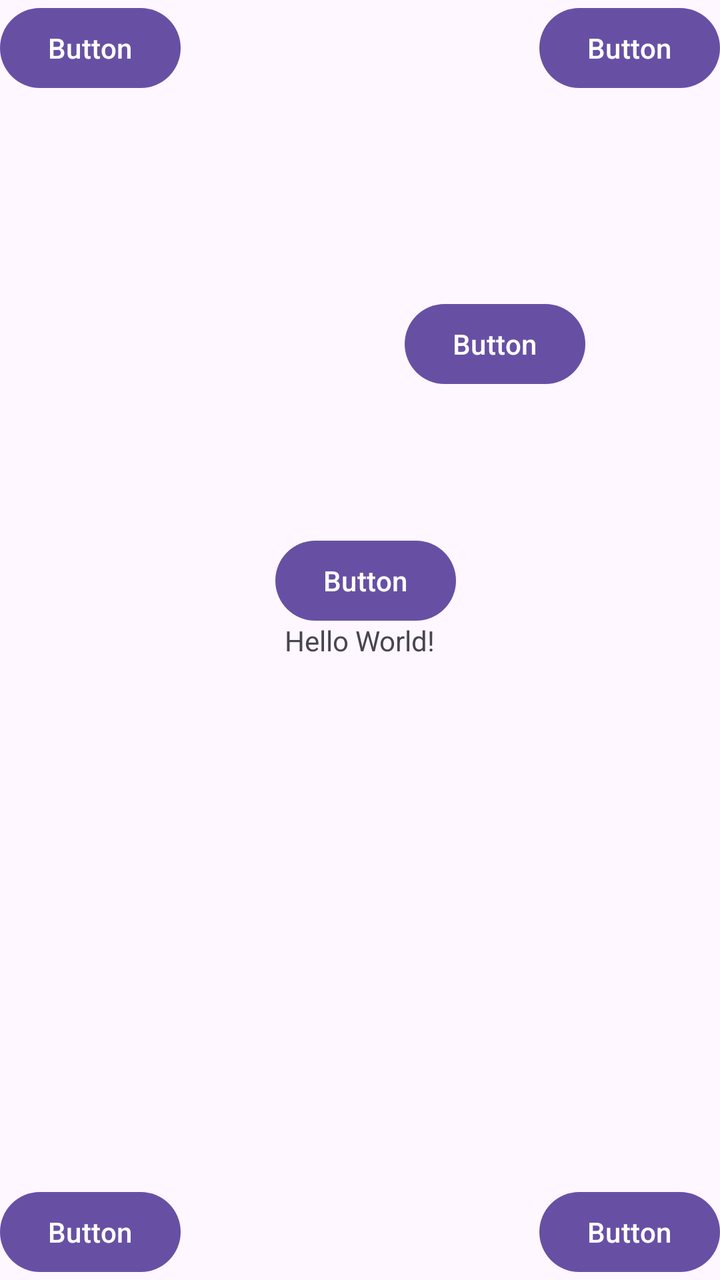
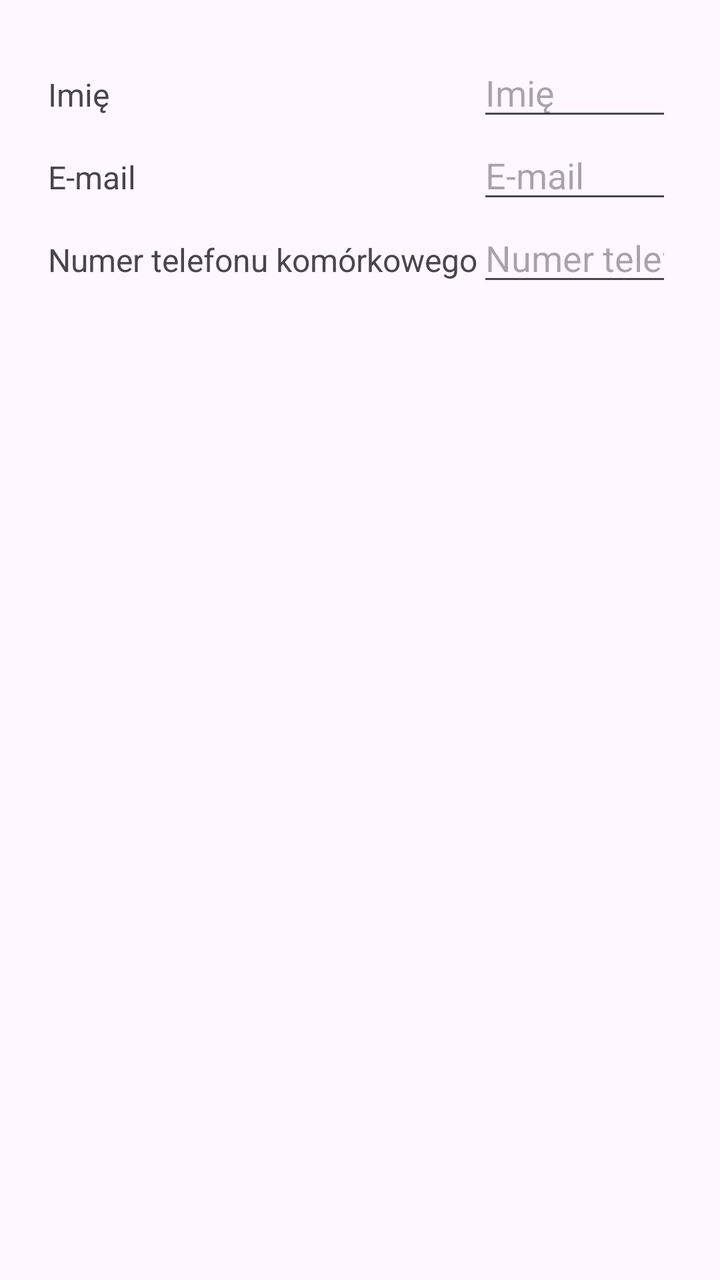

Screens rendered from an Android XML layout before and after an edit, with the pre-edit source and the edit as a unified diff.
<!-- AndroidManifest.xml: application theme Theme.ConstraintLayout -->
<!-- res/layout/activity_main.xml -->
<?xml version="1.0" encoding="utf-8"?>
<androidx.constraintlayout.widget.ConstraintLayout xmlns:android="http://schemas.android.com/apk/res/android"
    xmlns:app="http://schemas.android.com/apk/res-auto"
    xmlns:tools="http://schemas.android.com/tools"
    android:id="@+id/main"
    android:layout_width="match_parent"
    android:layout_height="match_parent"
    tools:context=".MainActivity">

    <TextView
        android:layout_width="wrap_content"
        android:layout_height="wrap_content"
        android:text="Hello World!"
        app:layout_constraintBottom_toBottomOf="parent"
        app:layout_constraintEnd_toEndOf="parent"
        app:layout_constraintStart_toStartOf="parent"
        app:layout_constraintTop_toTopOf="parent" />

    <Button
        android:id="@+id/button"
        android:layout_width="wrap_content"
        android:layout_height="wrap_content"
        android:text="Button"
        app:layout_constraintEnd_toEndOf="parent"
        app:layout_constraintTop_toTopOf="parent" />

    <Button
        android:id="@+id/button2"
        android:layout_width="wrap_content"
        android:layout_height="wrap_content"
        android:text="Button"
        app:layout_constraintStart_toStartOf="parent"
        app:layout_constraintTop_toTopOf="parent" />

    <Button
        android:id="@+id/button3"
        android:layout_width="wrap_content"
        android:layout_height="wrap_content"
        android:text="Button"
        app:layout_constraintBottom_toBottomOf="parent"
        app:layout_constraintStart_toStartOf="parent" />

    <Button
        android:id="@+id/button4"
        android:layout_width="wrap_content"
        android:layout_height="wrap_content"
        android:text="Button"
        app:layout_constraintBottom_toBottomOf="parent"
        app:layout_constraintEnd_toEndOf="parent" />

    <Button
        android:id="@+id/button5"
        android:layout_width="wrap_content"
        android:layout_height="wrap_content"
        android:text="Button"
        app:layout_constraintBottom_toBottomOf="parent"
        app:layout_constraintEnd_toEndOf="parent"
        app:layout_constraintHorizontal_bias="0.51"
        app:layout_constraintStart_toStartOf="parent"
        app:layout_constraintTop_toTopOf="parent"
        app:layout_constraintVertical_bias="0.45" />

    <Button
        android:id="@+id/button8"
        android:layout_width="wrap_content"
        android:layout_height="wrap_content"
        android:text="Button"
        app:layout_constraintBottom_toBottomOf="parent"
        app:layout_constraintEnd_toEndOf="parent"
        app:layout_constraintStart_toStartOf="parent"
        app:layout_constraintTop_toTopOf="parent"

        app:layout_constraintHorizontal_bias="0.75"
        app:layout_constraintVertical_bias="0.25"

        />

</androidx.constraintlayout.widget.ConstraintLayout>
<!-- resources referenced by this layout -->
<resources>
  <style name="Theme.ConstraintLayout" parent="Base.Theme.ConstraintLayout" />
  <style name="Base.Theme.ConstraintLayout" parent="Theme.Material3.DayNight.NoActionBar">
          
          
      </style>
</resources>

<!-- the commit's change to res/layout/activity_main.xml (unified diff, before → after) -->
@@ -1,78 +1,79 @@
 <?xml version="1.0" encoding="utf-8"?>
-<androidx.constraintlayout.widget.ConstraintLayout xmlns:android="http://schemas.android.com/apk/res/android"
+<androidx.constraintlayout.widget.ConstraintLayout
+    xmlns:android="http://schemas.android.com/apk/res/android"
     xmlns:app="http://schemas.android.com/apk/res-auto"
-    xmlns:tools="http://schemas.android.com/tools"
-    android:id="@+id/main"
     android:layout_width="match_parent"
     android:layout_height="match_parent"
-    tools:context=".MainActivity">
+    android:padding="24dp">
+
+    
+    <TextView
+        android:id="@+id/labelImie"
+        android:layout_width="wrap_content"
+        android:layout_height="wrap_content"
+        android:text="Imię"
+        android:textSize="16sp"
+        app:layout_constraintStart_toStartOf="parent"
+        app:layout_constraintTop_toTopOf="parent"
+        app:layout_constraintBaseline_toBaselineOf="@id/editImie" />
 
     <TextView
+        android:id="@+id/labelEmail"
         android:layout_width="wrap_content"
         android:layout_height="wrap_content"
-        android:text="Hello World!"
-        app:layout_constraintBottom_toBottomOf="parent"
-        app:layout_constraintEnd_toEndOf="parent"
+        android:text="E-mail"
+        android:textSize="16sp"
         app:layout_constraintStart_toStartOf="parent"
-        app:layout_constraintTop_toTopOf="parent" />
+        app:layout_constraintTop_toBottomOf="@id/editImie"
+        app:layout_constraintBaseline_toBaselineOf="@id/editEmail" />
 
-    <Button
-        android:id="@+id/button"
+    <TextView
+        android:id="@+id/labelTelefon"
         android:layout_width="wrap_content"
         android:layout_height="wrap_content"
-        android:text="Button"
+        android:text="Numer telefonu komórkowego"
+        android:textSize="16sp"
+        app:layout_constraintStart_toStartOf="parent"
+        app:layout_constraintTop_toBottomOf="@id/editEmail"
+        app:layout_constraintBaseline_toBaselineOf="@id/editTelefon" />
+
+    
+    <androidx.constraintlayout.widget.Barrier
+        android:id="@+id/barrierLabels"
+        android:layout_width="wrap_content"
+        android:layout_height="wrap_content"
+        app:barrierDirection="end"
+        app:constraint_referenced_ids="labelImie,labelEmail,labelTelefon" />
+
+    
+    <EditText
+        android:id="@+id/editImie"
+        android:layout_width="0dp"
+        android:layout_height="wrap_content"
+        android:hint="Imię"
+        android:inputType="textPersonName"
+        app:layout_constraintStart_toEndOf="@id/barrierLabels"
         app:layout_constraintEnd_toEndOf="parent"
         app:layout_constraintTop_toTopOf="parent" />
 
-    <Button
-        android:id="@+id/button2"
-        android:layout_width="wrap_content"
+    <EditText
+        android:id="@+id/editEmail"
+        android:layout_width="0dp"
         android:layout_height="wrap_content"
-        android:text="Button"
-        app:layout_constraintStart_toStartOf="parent"
-        app:layout_constraintTop_toTopOf="parent" />
+        android:hint="E-mail"
+        android:inputType="textEmailAddress"
+        app:layout_constraintStart_toEndOf="@id/barrierLabels"
+        app:layout_constraintEnd_toEndOf="parent"
+        app:layout_constraintTop_toBottomOf="@id/editImie" />
 
-    <Button
-        android:id="@+id/button3"
-        android:layout_width="wrap_content"
+    <EditText
+        android:id="@+id/editTelefon"
+        android:layout_width="0dp"
         android:layout_height="wrap_content"
-        android:text="Button"
-        app:layout_constraintBottom_toBottomOf="parent"
-        app:layout_constraintStart_toStartOf="parent" />
-
-    <Button
-        android:id="@+id/button4"
-        android:layout_width="wrap_content"
-        android:layout_height="wrap_content"
-        android:text="Button"
-        app:layout_constraintBottom_toBottomOf="parent"
-        app:layout_constraintEnd_toEndOf="parent" />
-
-    <Button
-        android:id="@+id/button5"
-        android:layout_width="wrap_content"
-        android:layout_height="wrap_content"
-        android:text="Button"
-        app:layout_constraintBottom_toBottomOf="parent"
+        android:hint="Numer telefonu"
+        android:inputType="phone"
+        app:layout_constraintStart_toEndOf="@id/barrierLabels"
         app:layout_constraintEnd_toEndOf="parent"
-        app:layout_constraintHorizontal_bias="0.51"
-        app:layout_constraintStart_toStartOf="parent"
-        app:layout_constraintTop_toTopOf="parent"
-        app:layout_constraintVertical_bias="0.45" />
-
-    <Button
-        android:id="@+id/button8"
-        android:layout_width="wrap_content"
-        android:layout_height="wrap_content"
-        android:text="Button"
-        app:layout_constraintBottom_toBottomOf="parent"
-        app:layout_constraintEnd_toEndOf="parent"
-        app:layout_constraintStart_toStartOf="parent"
-        app:layout_constraintTop_toTopOf="parent"
-
-        app:layout_constraintHorizontal_bias="0.75"
-        app:layout_constraintVertical_bias="0.25"
-
-        />
+        app:layout_constraintTop_toBottomOf="@id/editEmail" />
 
 </androidx.constraintlayout.widget.ConstraintLayout>
